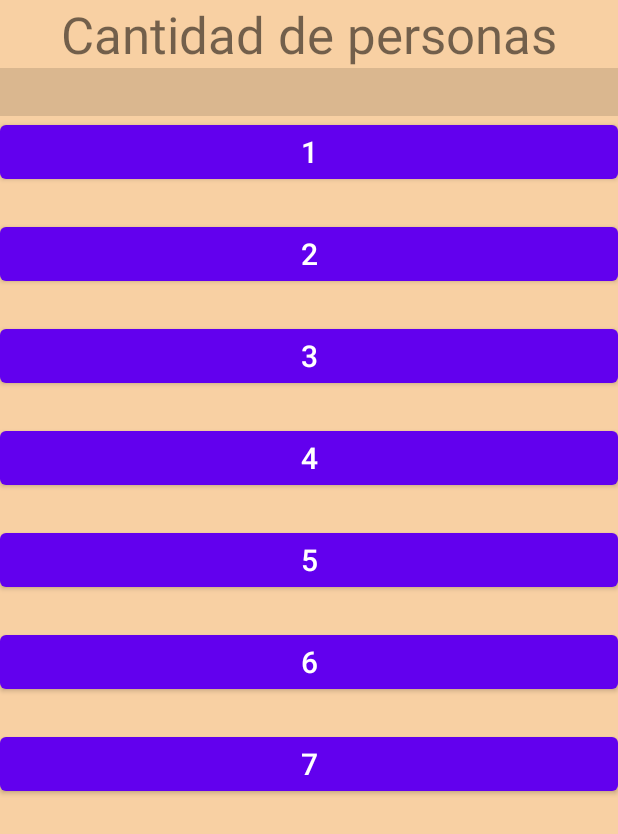
After one commit to JoseAngel9911/Hoteru, an Android app: the layout activity_cantidad.xml on its own in the app's theme, with its tools: preview values and no code run, on a phone screen of 412 x 824 dp. The commit adds this screen. Shown: the top 834 px of the screen. Run offline under Robolectric (Android 15) with nearby library versions, the phone set to English and light mode, and no system bars.

Commit message:
Version 1.85

```diff
--- /dev/null
+++ b/app/src/main/res/layout/activity_cantidad.xml
@@ -0,0 +1,82 @@
+<?xml version="1.0" encoding="utf-8"?>
+<ScrollView xmlns:android="http://schemas.android.com/apk/res/android"
+    android:layout_width="match_parent"
+    android:layout_height="match_parent"
+    android:background="@color/color_fondo">
+
+    <LinearLayout
+        android:layout_width="match_parent"
+        android:layout_height="wrap_content"
+        android:orientation="vertical">
+
+        <TextView
+            android:id="@+id/textView20"
+            android:layout_width="match_parent"
+            android:layout_height="wrap_content"
+            android:text="Cantidad de personas"
+            android:textAlignment="center"
+            android:textSize="34sp" />
+
+        <View
+            android:id="@+id/divider"
+            android:layout_width="match_parent"
+            android:layout_height="32dp"
+            android:background="?android:attr/listDivider" />
+
+        <Button
+            android:id="@+id/button8"
+            android:layout_width="match_parent"
+            android:layout_height="wrap_content"
+            android:layout_marginBottom="20dp"
+            android:text="1"
+            android:textSize="20sp" />
+
+        <Button
+            android:id="@+id/button9"
+            android:layout_width="match_parent"
+            android:layout_height="wrap_content"
+            android:layout_marginBottom="20dp"
+            android:text="2"
+            android:textSize="20sp" />
+
+        <Button
+            android:id="@+id/button10"
+            android:layout_width="match_parent"
+            android:layout_height="wrap_content"
+            android:layout_marginBottom="20dp"
+            android:text="3"
+            android:textSize="20sp" />
+
+        <Button
+            android:id="@+id/button11"
+            android:layout_width="match_parent"
+            android:layout_height="wrap_content"
+            android:layout_marginBottom="20dp"
+            android:text="4"
+            android:textSize="20sp" />
+
+        <Button
+            android:id="@+id/button14"
+            android:layout_width="match_parent"
+            android:layout_height="wrap_content"
+            android:layout_marginBottom="20dp"
+            android:text="5"
+            android:textSize="20sp" />
+
+        <Button
+            android:id="@+id/button15"
+            android:layout_width="match_parent"
+            android:layout_height="wrap_content"
+            android:layout_marginBottom="20dp"
+            android:text="6"
+            android:textSize="20sp" />
+
+        <Button
+            android:id="@+id/button16"
+            android:layout_width="match_parent"
+            android:layout_height="wrap_content"
+            android:layout_marginBottom="20dp"
+            android:text="7"
+            android:textSize="20sp" />
+    </LinearLayout>
+</ScrollView>
--- a/app/src/main/res/layout/activity_menu_reservar.xml
+++ b/app/src/main/res/layout/activity_menu_reservar.xml
@@ -15,7 +15,7 @@
         <TextView
             android:id="@+id/textView14"
             android:layout_width="match_parent"
-            android:layout_height="46dp"
+            android:layout_height="wrap_content"
             android:text="Reservar"
             android:textAlignment="center"
             android:textSize="34sp" />
--- a/app/src/main/res/layout/activity_sesion_admin.xml
+++ b/app/src/main/res/layout/activity_sesion_admin.xml
@@ -75,11 +75,13 @@
                 android:id="@+id/cptxtPass"
                 android:layout_width="match_parent"
                 android:layout_height="55dp"
+                android:layout_marginBottom="34dp"
                 android:ems="10"
                 android:hint="Ingrese su contraseña"
                 android:inputType="textPassword"
-                tools:layout_editor_absoluteX="-5dp"
-                tools:layout_editor_absoluteY="-17dp" />
+                app:layout_constraintBottom_toTopOf="@+id/btnIngresar"
+                app:layout_constraintEnd_toEndOf="parent"
+                app:layout_constraintStart_toStartOf="parent" />
 
         </androidx.constraintlayout.widget.ConstraintLayout>
 
```
